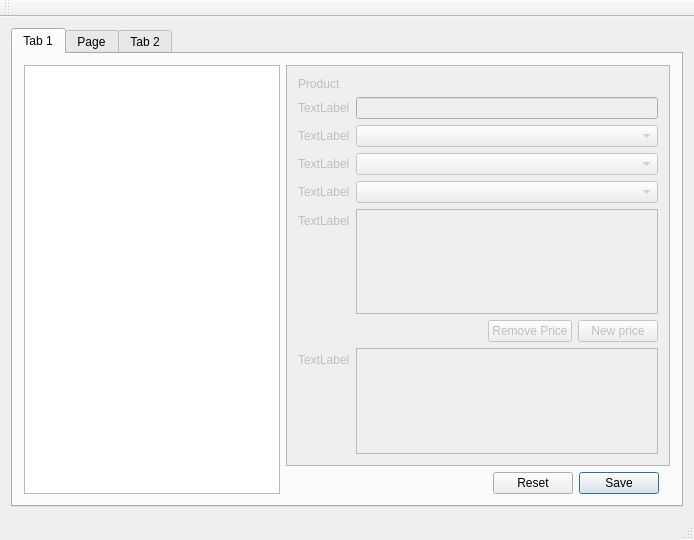
Old version of the form mainwindow.ui in the repository Greezael/sukaldu.
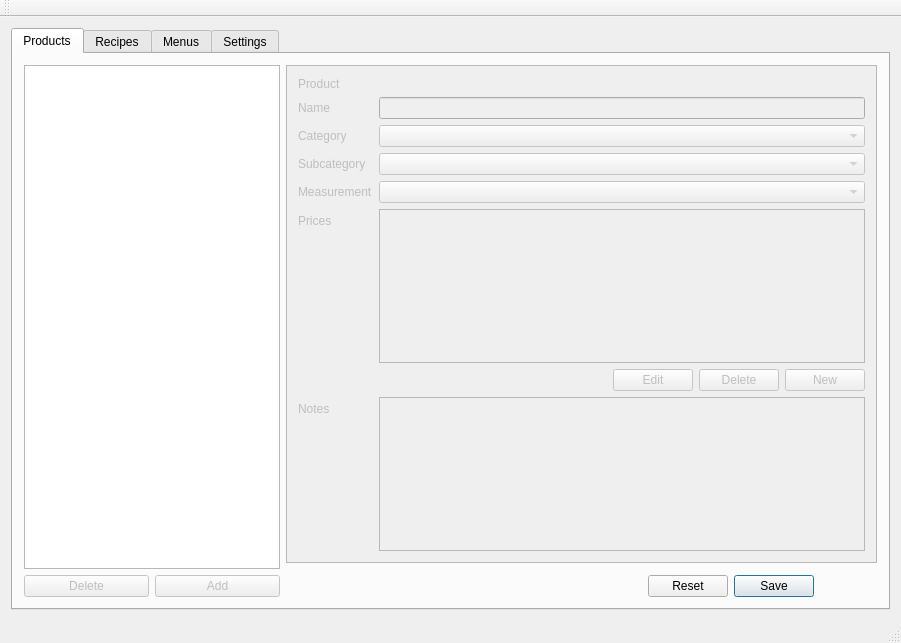
New version of the form.

Diff of the .ui file:
```diff
--- a/mainwindow.ui
+++ b/mainwindow.ui
@@ -6,8 +6,8 @@
    <rect>
     <x>0</x>
     <y>0</y>
-    <width>694</width>
-    <height>540</height>
+    <width>901</width>
+    <height>643</height>
    </rect>
   </property>
   <property name="windowTitle">
@@ -22,48 +22,19 @@
       </property>
       <widget class="QWidget" name="products">
        <attribute name="title">
-        <string>Tab 1</string>
+        <string>Products</string>
        </attribute>
        <layout class="QGridLayout" name="gridLayout_2">
-        <item row="0" column="1" rowspan="2">
-         <widget class="QTreeView" name="prod_tree">
-          <property name="sizePolicy">
-           <sizepolicy hsizetype="Fixed" vsizetype="Expanding">
-            <horstretch>0</horstretch>
-            <verstretch>0</verstretch>
-           </sizepolicy>
+        <item row="2" column="0">
+         <widget class="QPushButton" name="prod_delprod">
+          <property name="enabled">
+           <bool>false</bool>
           </property>
-         </widget>
-        </item>
-        <item row="1" column="3">
-         <widget class="QDialogButtonBox" name="buttonBox">
-          <property name="sizePolicy">
-           <sizepolicy hsizetype="Expanding" vsizetype="Fixed">
-            <horstretch>0</horstretch>
-            <verstretch>0</verstretch>
-           </sizepolicy>
+          <property name="text">
+           <string>Delete</string>
           </property>
-          <property name="standardButtons">
-           <set>QDialogButtonBox::Reset|QDialogButtonBox::Save</set>
-          </property>
-          <property name="centerButtons">
-           <bool>true</bool>
-          </property>
          </widget>
         </item>
-        <item row="1" column="2">
-         <spacer name="horizontalSpacer_2">
-          <property name="orientation">
-           <enum>Qt::Horizontal</enum>
-          </property>
-          <property name="sizeHint" stdset="0">
-           <size>
-            <width>40</width>
-            <height>20</height>
-           </size>
-          </property>
-         </spacer>
-        </item>
         <item row="0" column="2" colspan="2">
          <widget class="QScrollArea" name="prod_scroll">
           <property name="enabled">
@@ -77,8 +48,8 @@
             <rect>
              <x>0</x>
              <y>0</y>
-             <width>377</width>
-             <height>392</height>
+             <width>597</width>
+             <height>459</height>
             </rect>
            </property>
            <layout class="QHBoxLayout" name="horizontalLayout_4">
@@ -97,7 +68,7 @@
               <item row="1" column="0">
                <widget class="QLabel" name="prod_name_tag">
                 <property name="text">
-                 <string>TextLabel</string>
+                 <string>Name</string>
                 </property>
                </widget>
               </item>
@@ -107,7 +78,7 @@
               <item row="2" column="0">
                <widget class="QLabel" name="prod_cat_tag">
                 <property name="text">
-                 <string>TextLabel</string>
+                 <string>Category</string>
                 </property>
                </widget>
               </item>
@@ -117,7 +88,7 @@
               <item row="3" column="0">
                <widget class="QLabel" name="prod_subcat_tag">
                 <property name="text">
-                 <string>TextLabel</string>
+                 <string>Subcategory</string>
                 </property>
                </widget>
               </item>
@@ -127,7 +98,7 @@
               <item row="4" column="0">
                <widget class="QLabel" name="prod_meas_tag">
                 <property name="text">
-                 <string>TextLabel</string>
+                 <string>Measurement</string>
                 </property>
                </widget>
               </item>
@@ -137,7 +108,7 @@
               <item row="5" column="0">
                <widget class="QLabel" name="prod_pricetable_tag">
                 <property name="text">
-                 <string>TextLabel</string>
+                 <string>Prices</string>
                 </property>
                </widget>
               </item>
@@ -156,17 +127,27 @@
                   </property>
                  </spacer>
                 </item>
+                <item>
+                 <widget class="QPushButton" name="prod_editprice">
+                  <property name="enabled">
+                   <bool>false</bool>
+                  </property>
+                  <property name="text">
+                   <string>Edit</string>
+                  </property>
+                 </widget>
+                </item>
                 <item>
                  <widget class="QPushButton" name="prod_removeprice">
                   <property name="text">
-                   <string>Remove Price</string>
+                   <string>Delete</string>
                   </property>
                  </widget>
                 </item>
                 <item>
                  <widget class="QPushButton" name="prod_newprice">
                   <property name="text">
-                   <string>New price</string>
+                   <string>New</string>
                   </property>
                  </widget>
                 </item>
@@ -175,7 +156,7 @@
               <item row="8" column="0">
                <widget class="QLabel" name="prod_notes_tag">
                 <property name="text">
-                 <string>TextLabel</string>
+                 <string>Notes</string>
                 </property>
                </widget>
               </item>
@@ -191,11 +172,60 @@
           </widget>
          </widget>
         </item>
+        <item row="0" column="0" rowspan="2" colspan="2">
+         <widget class="QTreeView" name="prod_tree">
+          <property name="sizePolicy">
+           <sizepolicy hsizetype="Fixed" vsizetype="Expanding">
+            <horstretch>0</horstretch>
+            <verstretch>0</verstretch>
+           </sizepolicy>
+          </property>
+         </widget>
+        </item>
+        <item row="2" column="2">
+         <spacer name="horizontalSpacer_2">
+          <property name="orientation">
+           <enum>Qt::Horizontal</enum>
+          </property>
+          <property name="sizeHint" stdset="0">
+           <size>
+            <width>40</width>
+            <height>20</height>
+           </size>
+          </property>
+         </spacer>
+        </item>
+        <item row="2" column="3">
+         <widget class="QDialogButtonBox" name="prod_curprod_buttons">
+          <property name="sizePolicy">
+           <sizepolicy hsizetype="Expanding" vsizetype="Fixed">
+            <horstretch>0</horstretch>
+            <verstretch>0</verstretch>
+           </sizepolicy>
+          </property>
+          <property name="standardButtons">
+           <set>QDialogButtonBox::Reset|QDialogButtonBox::Save</set>
+          </property>
+          <property name="centerButtons">
+           <bool>true</bool>
+          </property>
+         </widget>
+        </item>
+        <item row="2" column="1">
+         <widget class="QPushButton" name="prod_newprod">
+          <property name="enabled">
+           <bool>false</bool>
+          </property>
+          <property name="text">
+           <string>Add</string>
+          </property>
+         </widget>
+        </item>
        </layout>
       </widget>
       <widget class="QWidget" name="recipes">
        <attribute name="title">
-        <string>Page</string>
+        <string>Recipes</string>
        </attribute>
        <layout class="QHBoxLayout" name="horizontalLayout_5">
         <item>
@@ -249,9 +279,14 @@
         </item>
        </layout>
       </widget>
+      <widget class="QWidget" name="menus">
+       <attribute name="title">
+        <string>Menus</string>
+       </attribute>
+      </widget>
       <widget class="QWidget" name="config">
        <attribute name="title">
-        <string>Tab 2</string>
+        <string>Settings</string>
        </attribute>
        <layout class="QHBoxLayout" name="horizontalLayout_3">
         <item>
```
Left out of the diff: 43 changed lines with no effect on the pictures.
